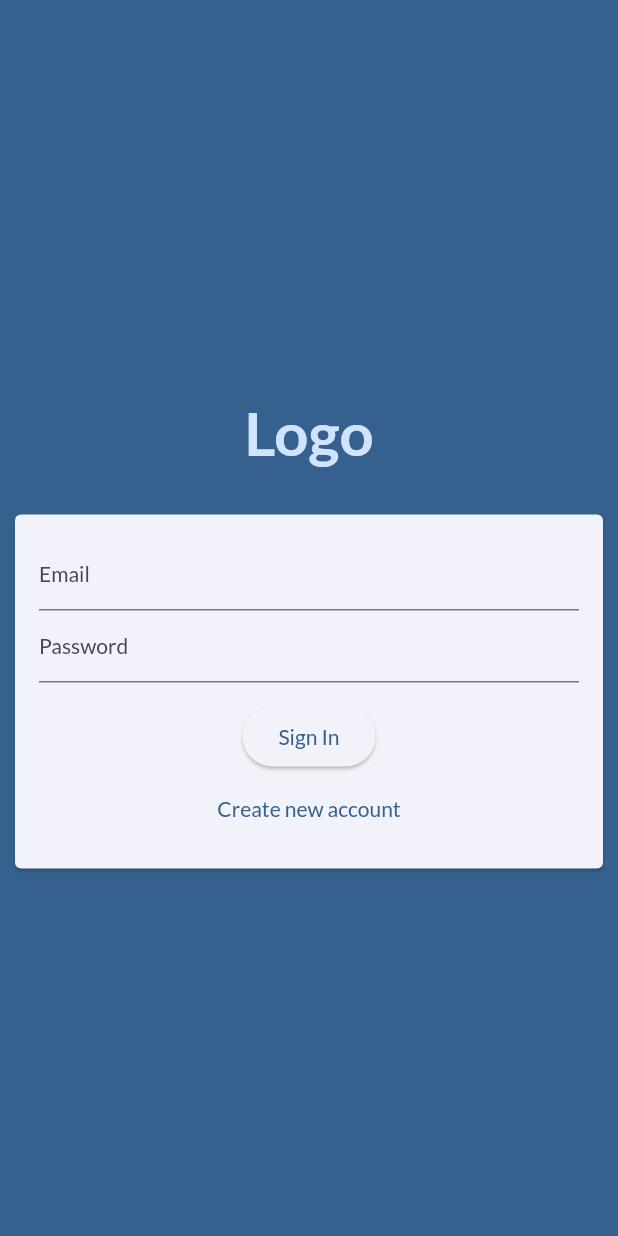
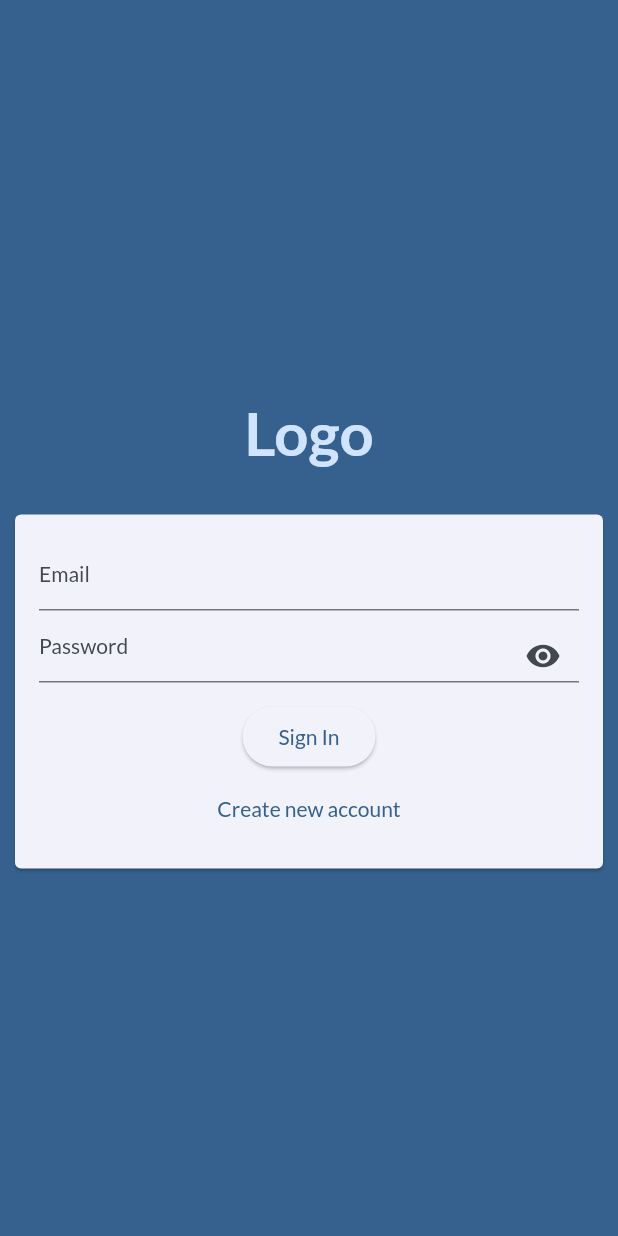
Before and after one commit to BenAuerDev/flashlist-POC, a Flutter app: the screen it shows after launch, on a phone screen of 412 x 824 dp. Run offline on Flutter 3.47's test engine with Material 2 defaults, Android fonts, the phone set to English and light mode, and no system bars; our stand-ins replace adaptive_theme, cloud_firestore, firebase_auth, firebase_core, firebase_messaging, firebase_storage and 5 more; accounts and stored records are empty; generated files the repository leaves out were written again.

Commit message:
add custom password input and use it in auth screen

```diff
--- a/lib/screens/auth.dart
+++ b/lib/screens/auth.dart
@@ -2,6 +2,7 @@ import 'dart:io';
 
 import 'package:flash_list/utils/context_retriever.dart';
 import 'package:flash_list/widgets/custom_inputs/avatar_picker.dart';
+import 'package:flash_list/widgets/custom_inputs/password_input.dart';
 import 'package:flutter/material.dart';
 import 'package:firebase_auth/firebase_auth.dart';
 import 'package:flutter_hooks/flutter_hooks.dart';
@@ -157,18 +158,7 @@ class AuthScreen extends HookWidget {
                                 enteredUsername = newValue!;
                               },
                             ),
-                          TextFormField(
-                            obscureText: true,
-                            decoration:
-                                const InputDecoration(labelText: 'Password'),
-                            validator: (value) {
-                              if (value == null ||
-                                  value.isEmpty ||
-                                  value.length <= 6) {
-                                return 'Please enter a valid password, at least 6 characters long';
-                              }
-                              return null;
-                            },
+                          PasswordInput(
                             onSaved: (newValue) {
                               enteredPassword = newValue!;
                             },
--- /dev/null
+++ b/lib/widgets/custom_inputs/password_input.dart
@@ -0,0 +1,42 @@
+import 'package:flutter/material.dart';
+import 'package:flutter_hooks/flutter_hooks.dart';
+
+class PasswordInput extends HookWidget {
+  const PasswordInput({super.key, required this.onSaved});
+
+  final Function(String?)? onSaved;
+
+  @override
+  Widget build(BuildContext context) {
+    var isObscured = useState(true);
+
+    return Stack(
+      children: [
+        TextFormField(
+          obscureText: isObscured.value,
+          decoration: const InputDecoration(labelText: 'Password'),
+          validator: (value) {
+            // TODO: add stricter password validation
+            if (value == null || value.isEmpty || value.length <= 6) {
+              return 'Please enter a valid password, at least 6 characters long';
+            }
+            return null;
+          },
+          onSaved: onSaved,
+        ),
+        Positioned(
+          right: 0,
+          top: 6,
+          child: IconButton(
+            onPressed: () {
+              isObscured.value = !isObscured.value;
+            },
+            icon: isObscured.value
+                ? const Icon(Icons.visibility)
+                : const Icon(Icons.visibility_off),
+          ),
+        ),
+      ],
+    );
+  }
+}
```
